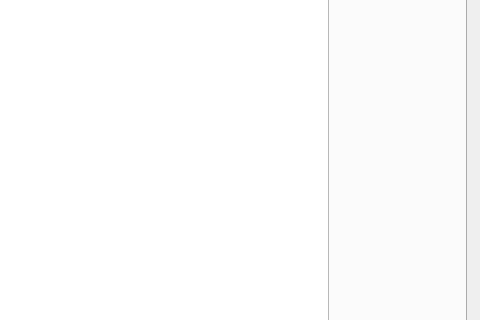
First picture: the form in mainwindow.ui, repository orgaArchivos/Project_Orga, before the edit; both pictures show x 554 to 1034 and y 117 to 437 of the 1034 by 612 pixel window.
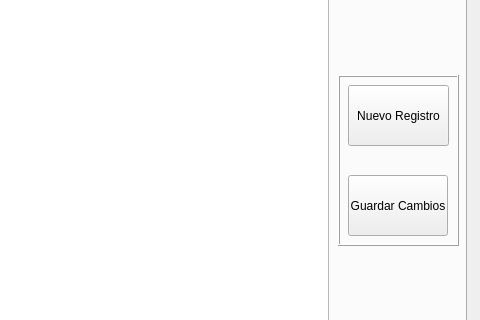
Second picture: the form after the edit. The open tabs and pages were chosen to show the change. Icons and pictures are not drawn.

```diff
--- a/mainwindow.ui
+++ b/mainwindow.ui
@@ -133,6 +133,48 @@
        </rect>
       </property>
      </widget>
+     <widget class="QPushButton" name="pushButton_4">
+      <property name="geometry">
+       <rect>
+        <x>690</x>
+        <y>120</y>
+        <width>101</width>
+        <height>61</height>
+       </rect>
+      </property>
+      <property name="text">
+       <string>Nuevo Registro</string>
+      </property>
+     </widget>
+     <widget class="QPushButton" name="pushButton_5">
+      <property name="geometry">
+       <rect>
+        <x>690</x>
+        <y>210</y>
+        <width>100</width>
+        <height>61</height>
+       </rect>
+      </property>
+      <property name="text">
+       <string>Guardar Cambios</string>
+      </property>
+     </widget>
+     <widget class="QFrame" name="frame_2">
+      <property name="geometry">
+       <rect>
+        <x>680</x>
+        <y>110</y>
+        <width>121</width>
+        <height>171</height>
+       </rect>
+      </property>
+      <property name="frameShape">
+       <enum>QFrame::Box</enum>
+      </property>
+      <property name="frameShadow">
+       <enum>QFrame::Raised</enum>
+      </property>
+     </widget>
     </widget>
    </widget>
    <widget class="QLabel" name="label">
```
Left out of the diff: 32 changed lines with no effect on the pictures.
